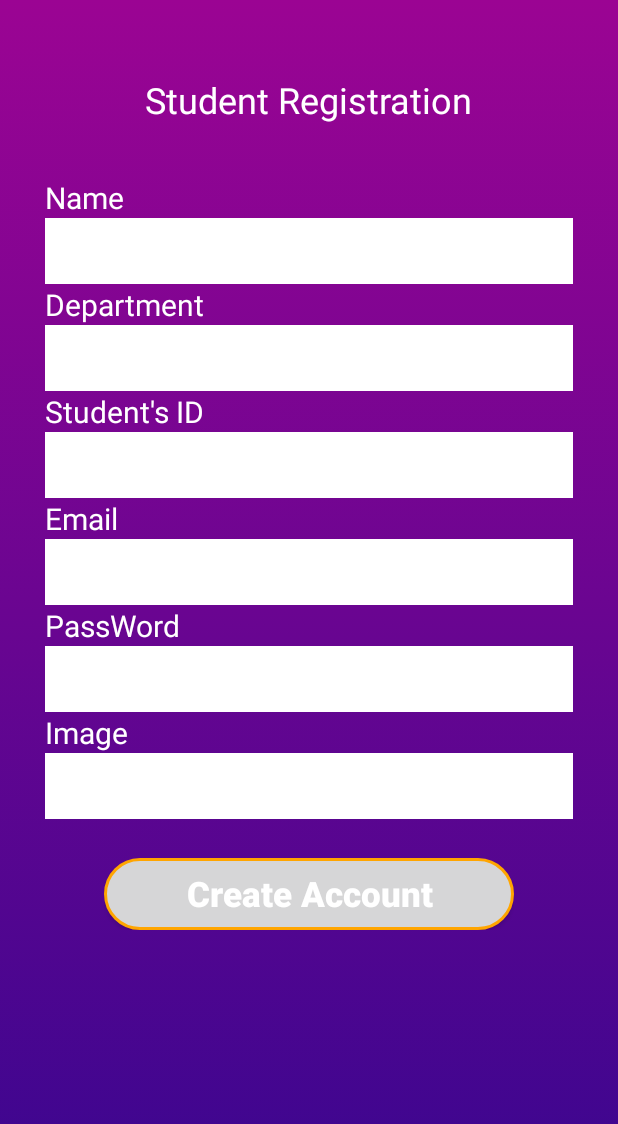
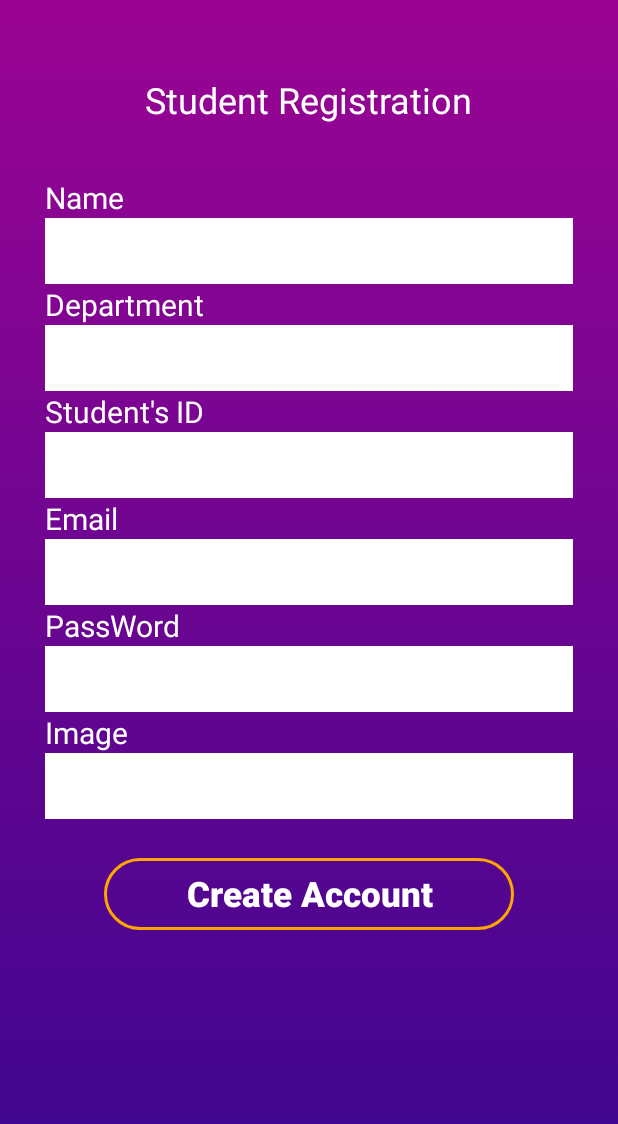
Before and after one commit to Uni-chat/Uni_Chat_Pro, an Android app: the LandingTwo screen opened directly, with no data from a screen before it, after a tap on "SIGN UP", on a phone screen of 412 x 824 dp. Shown: the top 1124 px of the screen. Run offline under Robolectric (Android 15) with nearby library versions, the phone set to English and light mode, and no system bars; 1 statement that could not run was skipped; 1 other tap on this screen came first.

Commit message:
Newly done colors error

```diff
--- a/app/src/main/res/values/colors.xml
+++ b/app/src/main/res/values/colors.xml
@@ -147,6 +147,8 @@
         <color name="navy">#000080</color>
         <color name="black">#000000</color>
         <color name="transparent">#00000000</color>
+        <color name="transpatrnt_halka">#00000000</color>
+
         <color name="mtrl_filled_background_color" tools:override="true">#86FF4081</color>
         <color name="mtrl_filled_stroke_color" tools:override="true">#FFFFFF</color>
         <color name="txt_appens" tools:override="true">#1CE6D1</color>
```
